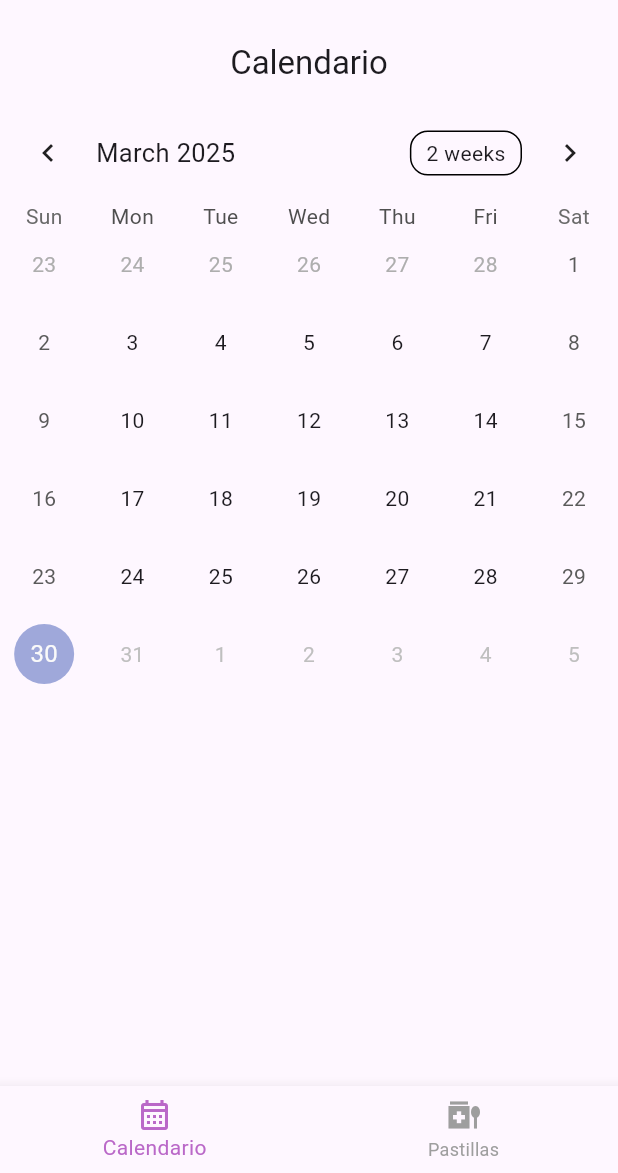
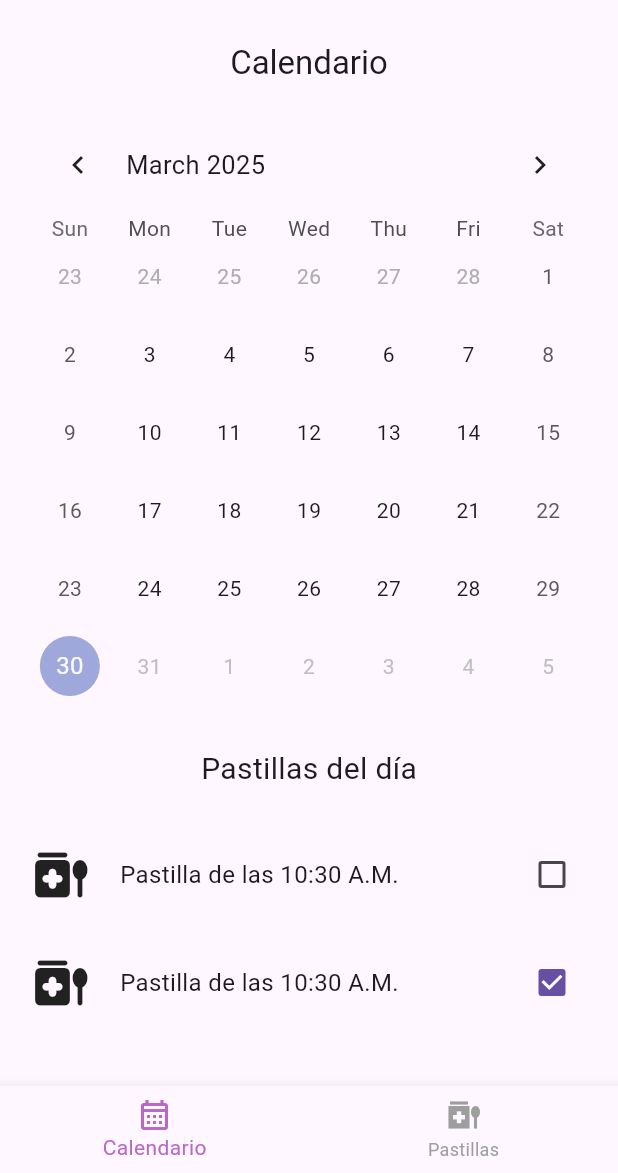
Before and after one commit to santiago-chica/miliflux, a Flutter app: the screen it shows after launch, on a phone screen of 412 x 824 dp, the part 63-1236 px from its top. Run offline on Flutter 3.47's test engine with Material 3 defaults, Android fonts, the phone set to English and light mode, and no system bars; drawn by our look-alikes of table_calendar; our stand-ins replace sqflite; accounts and stored records are empty.

Commit message:
Added DB

```diff
--- /dev/null
+++ b/lib/data_structures.dart
@@ -0,0 +1,35 @@
+import 'package:flutter/material.dart';
+
+class AlarmInfo {
+  TimeOfDay _dayTime;
+  bool _toggled;
+
+  AlarmInfo(this._dayTime,this._toggled);
+
+  void setBool(bool? booleanValue) {
+    if (booleanValue == null) return;
+
+    _toggled = booleanValue;
+  }
+
+  bool getBool() => _toggled;
+  String getStringFormat() => _getStringFormat(_dayTime);
+
+}
+
+class PillEntry {
+  TimeOfDay _pillTime = TimeOfDay.now();
+
+  void setTime(TimeOfDay timeOfDay) {
+    _pillTime = timeOfDay;
+  }
+  String getStringFormat() => _getStringFormat(_pillTime);
+}
+
+String _getStringFormat(TimeOfDay dayTime) {
+    String hour = dayTime.hourOfPeriod.toString();
+    String minute = dayTime.minute.toString().padLeft(2, '0');
+    String period = dayTime.period == DayPeriod.am ? "A.M." : "P.M.";
+
+    return '$hour:$minute $period';
+  }
--- a/lib/main.dart
+++ b/lib/main.dart
@@ -1,8 +1,13 @@
 import 'package:flutter/material.dart';
+import 'package:miliflux/database.dart';
 import 'package:table_calendar/table_calendar.dart';
+import 'package:miliflux/data_structures.dart';
 
-void main() => runApp(const Miliflux());
+void main() {
+  final DatabaseService db = DatabaseService.instance;
 
+  runApp(const Miliflux());
+}
 class Miliflux extends StatelessWidget {
   const Miliflux({super.key});
 
@@ -79,7 +84,11 @@
 
 class _CalendarAppState extends State<CalendarApp> {
   DateTime _selectedTime = DateTime.now();
-  CalendarFormat _calendarFormat = CalendarFormat.month;
+
+  List<AlarmInfo> alarmInfoDebug = <AlarmInfo>[
+    AlarmInfo(TimeOfDay.now(), false),
+    AlarmInfo(TimeOfDay.now(), true)
+  ];
 
   @override
   Widget build(BuildContext context) {
@@ -89,37 +98,63 @@
         centerTitle: true,
       ),
       body: ListView(
+        padding: EdgeInsets.symmetric(
+          horizontal: 20,
+        ),
         children: [
-          TableCalendar(
+          Padding(
+            padding: EdgeInsets.symmetric(vertical: 8),
+            child: TableCalendar(
               focusedDay: _selectedTime,
               currentDay: _selectedTime,
               onDaySelected: (selectedDay, focusedDay) => setState(() => _selectedTime = selectedDay),
               firstDay: DateTime(2024),
               lastDay: DateTime.now(),
-            calendarFormat: _calendarFormat,
-            onFormatChanged: (format) => setState(() => _calendarFormat = format),
+              calendarFormat: CalendarFormat.month,
+              headerStyle: HeaderStyle(
+                formatButtonVisible: false
               ),
+            ),
+          ),
+          Padding(
+            padding: EdgeInsets.symmetric(vertical: 20),
+            child: Center(
+              child: Text("Pastillas del día",
+                style: TextStyle(
+                  fontSize: 20,
+                ),
+              ),
+            ),
+          ),
+          ...
+          alarmInfoDebug.map(
+            (alarmInfo) {
+              return Padding(
+                padding: EdgeInsets.symmetric(vertical: 12),
+                child: Row(
+                  spacing: 20,
+                  mainAxisAlignment: MainAxisAlignment.spaceEvenly,
+                  children: [
+                    Icon(Icons.medication_liquid_rounded, size: 40,),
+                    Text("Pastilla de las ${alarmInfo.getStringFormat()}",
+                      style: TextStyle(
+                        fontSize: 16,
+                      ),
+                    ),
+                    Spacer(),
+                    Checkbox(
+                      value: alarmInfo.getBool(),
+                      onChanged: (changedBool) => setState(() => alarmInfo.setBool(changedBool)),
+                    )
                   ],
                 ),
               );
             }
+          )
+        ],
+      ),
+    );
   }
-
-class PillEntry {
-  TimeOfDay _pillTime = TimeOfDay.now();
-
-  String getStringFormat() {
-    String hour = _pillTime.hourOfPeriod.toString();
-    String minute = _pillTime.minute.toString().padLeft(2, '0');
-    String period = _pillTime.period == DayPeriod.am ? "A.M." : "P.M.";
-
-    return '$hour:$minute $period';
-  }
-
-  void setTime(TimeOfDay timeOfDay) {
-    _pillTime = timeOfDay;
-  }
-
 }
 
 class PillsApp extends StatefulWidget {
@@ -158,19 +193,18 @@
         centerTitle: true,
       ),
       body: ListView(
-        padding: EdgeInsets.fromLTRB(
-          45,
-          0,
-          45,
-          0,
-        ),
+        padding: EdgeInsets.symmetric(horizontal: 45),
         children: _pillList.map((e) {
-          return Row(
-            mainAxisAlignment: MainAxisAlignment.spaceEvenly,
+          return Padding(
+            padding: EdgeInsets.symmetric(vertical: 10),
+            child: Row(
+              mainAxisAlignment: MainAxisAlignment.spaceBetween,
               children: [
-              Icon(Icons.medication_rounded),
+                Icon(Icons.medication_rounded, size: 55),
                 SizedBox(width: 10),
-              Text(e.getStringFormat()),
+                Text("Medicina"),
+                SizedBox(width: 10),
+                Text("(${e.getStringFormat()})"),
                 Spacer(),
                 IconButton(
                   icon: Icon(Icons.edit),
@@ -181,6 +215,7 @@
                   onPressed: () => setState(() => _pillList.remove(e)),
                 ),
               ],
+            ),
           );
         },).toList(),
       ),
--- a/pubspec.yaml
+++ b/pubspec.yaml
@@ -35,6 +35,8 @@ dependencies:
   # Use with the CupertinoIcons class for iOS style icons.
   cupertino_icons: ^1.0.8
   table_calendar: ^3.2.0
+  sqflite: ^2.4.2
+  path: ^1.9.1
 
 dev_dependencies:
   flutter_test:
```
Also changed, not shown: lib/database.dart (added, +61 -0 lines), pubspec.lock, 1 other file. Lines whose indentation alone changed are shown as unchanged.
